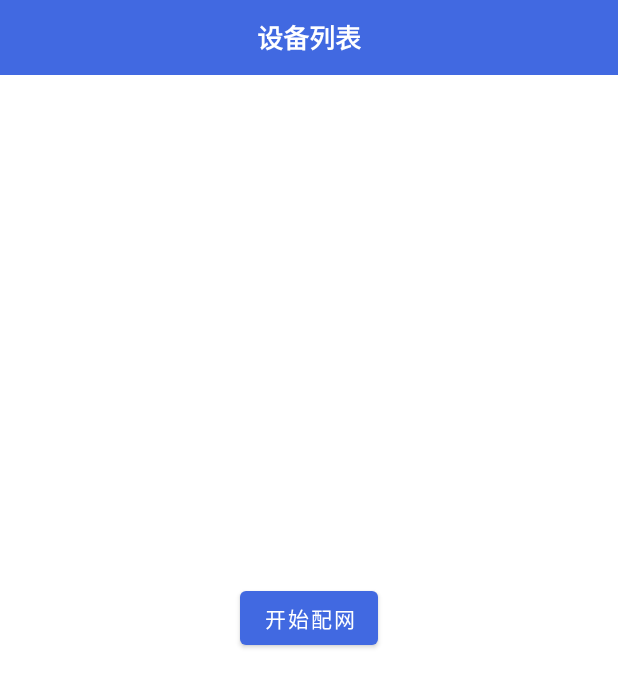
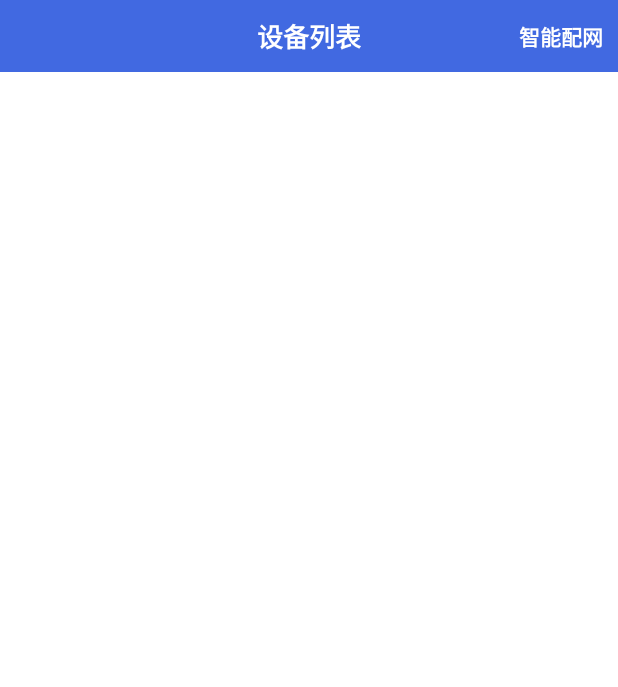
Before and after one commit to hutaodediannao/EspIotSmartConfig, an Android app: the screen it shows after launch (MainActivity), on a phone screen of 412 x 824 dp. Shown: the top 687 px of the screen. Run offline under Robolectric (Android 15) with nearby library versions, the phone set to English and light mode, and no system bars; our stand-ins replace EventBus.

Commit message:
1、UI优化

```diff
--- /dev/null
+++ b/app/src/main/java/com/app/espiotsmartconfig/activity/GuideActivity.java
@@ -0,0 +1,95 @@
+package com.app.espiotsmartconfig.activity;
+
+import android.animation.Animator;
+import android.animation.AnimatorListenerAdapter;
+import android.animation.AnimatorSet;
+import android.animation.ObjectAnimator;
+import android.app.Activity;
+import android.content.Intent;
+import android.os.Bundle;
+import android.view.View;
+import android.widget.ImageView;
+import android.widget.LinearLayout;
+import android.widget.TextView;
+
+import com.app.espiotsmartconfig.R;
+import com.app.espiotsmartconfig.base.BaseActivity;
+
+import java.lang.ref.WeakReference;
+
+/**
+ * 作者:胡涛
+ * 日期:2021-7-21
+ * 时间:23:04
+ * 功能:引导页
+ */
+public class GuideActivity extends BaseActivity {
+
+    private LinearLayout iconLay;
+    private ImageView imageView;
+    private TextView tvContent;
+
+    @Override
+    protected void onCreate(Bundle savedInstanceState) {
+        super.onCreate(savedInstanceState);
+        setContentView(R.layout.activity_guide);
+
+        iconLay = findViewById(R.id.iconLay);
+        iconLay.setAlpha(0.0f);
+        imageView = findViewById(R.id.imageView);
+        tvContent = findViewById(R.id.tvContent);
+        tvContent.setVisibility(View.GONE);
+
+        initAnim();
+    }
+
+    AnimatorSet animatorSet;
+
+    private void initAnim() {
+        animatorSet = new AnimatorSet();
+        ObjectAnimator animatorAlpha = ObjectAnimator.ofFloat(iconLay, "alpha", 0.0f, 1.0f);
+        ObjectAnimator animatorScaleX = ObjectAnimator.ofFloat(tvContent, "scaleX", 0.5f, 1.5f, 1.0f);
+        ObjectAnimator animatorScaleY = ObjectAnimator.ofFloat(tvContent, "scaleY", 0.5f, 1.5f, 1.0f);
+
+        animatorAlpha.setDuration(1500);
+        animatorScaleX.setDuration(500);
+        animatorScaleY.setDuration(500);
+
+        animatorAlpha.addListener(new AnimatorListenerAdapter() {
+            @Override
+            public void onAnimationEnd(Animator animation) {
+                super.onAnimationEnd(animation);
+                tvContent.setVisibility(View.VISIBLE);
+            }
+        });
+
+        animatorSet.addListener(new AnimatorListenerAdapter() {
+            @Override
+            public void onAnimationEnd(Animator animation) {
+                super.onAnimationEnd(animation);
+                startNextPage();
+            }
+        });
+
+        animatorSet.play(animatorScaleX).with(animatorScaleY).after(animatorAlpha);
+        animatorSet.start();
+    }
+
+    private void startNextPage() {
+        mHandler.postDelayed(() -> {
+            Activity activity = mWeakReference.get();
+            if (activity != null && !activity.isFinishing()) {
+                startActivity(new Intent(this, MainActivity.class));
+                finish();
+            }
+        }, 2000);
+    }
+
+    @Override
+    protected void onDestroy() {
+        super.onDestroy();
+        if (animatorSet.isRunning()) {
+            animatorSet.cancel();
+        }
+    }
+}
--- a/app/src/main/java/com/app/espiotsmartconfig/MainActivity.java
+++ b/app/src/main/java/com/app/espiotsmartconfig/activity/MainActivity.java
@@ -1,12 +1,22 @@
-package com.app.espiotsmartconfig;
+package com.app.espiotsmartconfig.activity;
 
 import android.content.Intent;
 import android.os.Bundle;
-import android.view.View;
+
+import com.app.espiotsmartconfig.R;
+import com.app.espiotsmartconfig.base.BaseActivity;
+import com.app.espiotsmartconfig.model.EventMsg;
+import com.app.espiotsmartconfig.widget.HeaderView;
 
 import org.greenrobot.eventbus.Subscribe;
 import org.greenrobot.eventbus.ThreadMode;
 
+/**
+ * 作者:胡涛
+ * 日期:2021-7-22
+ * 时间:0:14
+ * 功能:主页
+ */
 public class MainActivity extends BaseActivity {
 
     private HeaderView mHeaderView;
@@ -16,12 +26,7 @@ public class MainActivity extends BaseActivity {
         super.onCreate(savedInstanceState);
         setContentView(R.layout.activity_main);
         mHeaderView = findViewById(R.id.header);
-        mHeaderView.setTitle("设备列表")
-                .setBackVisible(false);
-    }
-
-    public void startSmartConfig(View view) {
-        startActivity(new Intent(this, SmargConfigActivity.class));
+        mHeaderView.setHeaderClickListener(() -> startActivity(new Intent(this, SmargConfigActivity.class)));
     }
 
     @Override
--- a/app/src/main/java/com/app/espiotsmartconfig/AbsBaseActivity.java
+++ b/app/src/main/java/com/app/espiotsmartconfig/base/AbsBaseActivity.java
@@ -1,4 +1,4 @@
-package com.app.espiotsmartconfig;
+package com.app.espiotsmartconfig.base;
 
 import android.Manifest;
 import android.content.pm.PackageInfo;
@@ -15,9 +15,9 @@ import android.text.style.ForegroundColorSpan;
 
 import androidx.annotation.Nullable;
 import androidx.appcompat.app.AlertDialog;
-import androidx.appcompat.app.AppCompatActivity;
 import androidx.core.location.LocationManagerCompat;
 
+import com.app.espiotsmartconfig.R;
 import com.espressif.iot.esptouch2.provision.TouchNetUtil;
 
 import java.net.InetAddress;
--- a/app/src/main/java/com/app/espiotsmartconfig/BaseActivity.java
+++ b/app/src/main/java/com/app/espiotsmartconfig/base/BaseActivity.java
@@ -1,5 +1,6 @@
-package com.app.espiotsmartconfig;
+package com.app.espiotsmartconfig.base;
 
+import android.app.Activity;
 import android.os.Bundle;
 import android.os.Handler;
 import android.widget.Toast;
@@ -11,14 +12,18 @@ import org.greenrobot.eventbus.EventBus;
 import org.greenrobot.eventbus.Subscribe;
 import org.greenrobot.eventbus.ThreadMode;
 
+import java.lang.ref.WeakReference;
+
 public abstract class BaseActivity extends AppCompatActivity {
 
-    private Handler mHandler;
+    public WeakReference<Activity> mWeakReference;
+    public Handler mHandler;
 
     @Override
     protected void onCreate(@Nullable Bundle savedInstanceState) {
         super.onCreate(savedInstanceState);
         mHandler = new Handler(getMainLooper());
+        mWeakReference = new WeakReference<>(this);
         if (needRegistEventBus()) {
             if (!EventBus.getDefault().isRegistered(this)) {
                 EventBus.getDefault().register(this);
--- a/app/src/main/java/com/app/espiotsmartconfig/EventMsg.java
+++ b/app/src/main/java/com/app/espiotsmartconfig/model/EventMsg.java
@@ -1,8 +1,8 @@
-package com.app.espiotsmartconfig;
+package com.app.espiotsmartconfig.model;
 
 public class EventMsg {
-    int code;
-    String data;
+   public int code;
+   public String data;
 
     public EventMsg(int code, String data) {
         this.code = code;
--- a/app/src/main/java/com/app/espiotsmartconfig/HeaderView.java
+++ b/app/src/main/java/com/app/espiotsmartconfig/widget/HeaderView.java
@@ -1,7 +1,8 @@
-package com.app.espiotsmartconfig;
+package com.app.espiotsmartconfig.widget;
 
 import android.app.Activity;
 import android.content.Context;
+import android.content.res.TypedArray;
 import android.util.AttributeSet;
 import android.view.View;
 import android.widget.FrameLayout;
@@ -11,10 +12,15 @@ import android.widget.TextView;
 import androidx.annotation.NonNull;
 import androidx.annotation.Nullable;
 
+import com.app.espiotsmartconfig.R;
+
 public class HeaderView extends FrameLayout {
 
     private ImageView ivBack;
     private TextView tvTitle;
+    private TextView tvMenu;
+
+    private String mTitleContent, mRightContent;
 
     public HeaderView(@NonNull Context context) {
         this(context, null);
@@ -27,12 +33,23 @@ public class HeaderView extends FrameLayout {
     public HeaderView(@NonNull Context context, @Nullable AttributeSet attrs, int defStyleAttr) {
         super(context, attrs, defStyleAttr);
         initView();
+        TypedArray tp = context.obtainStyledAttributes(attrs, R.styleable.HeaderView);
+        this.mTitleContent = tp.getString(R.styleable.HeaderView_titleContent);
+        this.mRightContent = tp.getString(R.styleable.HeaderView_rightContent);
+        int colorRes = tp.getResourceId(R.styleable.HeaderView_contentColor, R.color.white);
+        this.tvTitle.setTextColor(getResources().getColor(colorRes));
+        this.tvMenu.setTextColor(getResources().getColor(colorRes));
+        setTitle(this.mTitleContent);
+        setRight(this.mRightContent);
+        setBackVisible(tp.getBoolean(R.styleable.HeaderView_backVisible, true));
+        tp.recycle();
     }
 
     private void initView() {
         FrameLayout.inflate(getContext(), R.layout.header_lay, this);
         ivBack = findViewById(R.id.ivBack);
         tvTitle = findViewById(R.id.tvTitle);
+        tvMenu = findViewById(R.id.tvMenu);
         ivBack.setVisibility(VISIBLE);
         ivBack.setOnClickListener(view -> {
             if (getContext() instanceof Activity) {
@@ -42,10 +59,20 @@ public class HeaderView extends FrameLayout {
                 }
             }
         });
+        tvMenu.setOnClickListener(view -> {
+            if (mHeaderClickListener != null) {
+                mHeaderClickListener.clickRight();
+            }
+        });
     }
 
     public HeaderView setTitle(String title) {
         this.tvTitle.setText(title);
+        return this;
+    }
+
+    public HeaderView setRight(String right) {
+        this.tvMenu.setText(right);
         return this;
     }
 
@@ -54,4 +81,14 @@ public class HeaderView extends FrameLayout {
         return this;
     }
 
+    public interface HeaderClickListener {
+        void clickRight();
+    }
+
+    private HeaderClickListener mHeaderClickListener;
+
+    public HeaderView setHeaderClickListener(HeaderClickListener headerClickListener) {
+        this.mHeaderClickListener = headerClickListener;
+        return this;
+    }
 }
--- a/app/src/main/res/layout/activity_main.xml
+++ b/app/src/main/res/layout/activity_main.xml
@@ -1,5 +1,6 @@
 <?xml version="1.0" encoding="utf-8"?>
 <RelativeLayout xmlns:android="http://schemas.android.com/apk/res/android"
+    xmlns:app="http://schemas.android.com/apk/res-auto"
     xmlns:tools="http://schemas.android.com/tools"
     android:id="@+id/activity_main"
     android:layout_width="match_parent"
@@ -7,19 +8,12 @@
     android:orientation="vertical"
     tools:ignore="MissingConstraints">
 
-    <com.app.espiotsmartconfig.HeaderView
+    <com.app.espiotsmartconfig.widget.HeaderView
         android:id="@+id/header"
         android:layout_width="match_parent"
-        android:layout_height="wrap_content"/>
-
-    <Button
-        android:id="@+id/button"
-        android:layout_width="wrap_content"
         android:layout_height="wrap_content"
-        android:text="开始配网"
-        android:layout_centerInParent="true"
-        android:onClick="startSmartConfig"
-        tools:layout_editor_absoluteX="137dp"
-        tools:layout_editor_absoluteY="421dp" />
+        app:backVisible="false"
+        app:rightContent="智能配网"
+        app:titleContent="设备列表" />
 
 </RelativeLayout>
--- a/app/src/main/res/layout/header_lay.xml
+++ b/app/src/main/res/layout/header_lay.xml
@@ -1,7 +1,7 @@
 <?xml version="1.0" encoding="utf-8"?>
 <FrameLayout xmlns:android="http://schemas.android.com/apk/res/android"
     android:layout_width="match_parent"
-    android:layout_height="50dp"
+    android:layout_height="48dp"
     android:background="@color/royalBlue">
 
     <ImageView
@@ -19,6 +19,19 @@
         android:textColor="@color/white"
         android:textStyle="bold"
         android:textSize="17sp"
-        android:text="智能设备控制"/>
+        android:text=""/>
+
+    <TextView
+        android:id="@+id/tvMenu"
+        android:layout_width="wrap_content"
+        android:layout_height="match_parent"
+        android:gravity="center"
+        android:paddingLeft="10dp"
+        android:layout_gravity="right|center_vertical"
+        android:paddingRight="10dp"
+        android:textColor="@color/white"
+        android:textStyle="bold"
+        android:textSize="14sp"
+        android:text=""/>
 
 </FrameLayout>
--- a/app/src/main/res/values/colors.xml
+++ b/app/src/main/res/values/colors.xml
@@ -145,4 +145,5 @@
     <color name="darkBlue">#FF00008B</color><!--暗蓝色-->
     <color name="navy">#FF000080</color><!--海军色-->
     <color name="unBlack">#FF2B2B2B</color><!--不知名黑色-->
+    <color name="iconBlue">#1F78F8</color>
 </resources>
```
Also changed, not shown: app/src/main/AndroidManifest.xml (+7 -3 lines), app/src/main/java/com/app/espiotsmartconfig/activity/SmargConfigActivity.java (renamed from app/src/main/java/com/app/espiotsmartconfig/SmargConfigActivity.java, +5 -3 lines), app/src/main/res/drawable/button_shape.xml (added, +24 -0 lines), app/src/main/res/drawable/ic_splash.xml (added, +17 -0 lines), app/src/main/res/layout/activity_esptouch.xml (+20 -7 lines), app/src/main/res/layout/activity_guide.xml (added, +48 -0 lines), app/src/main/res/values/attr.xml (added, +9 -0 lines), 1 other file.
